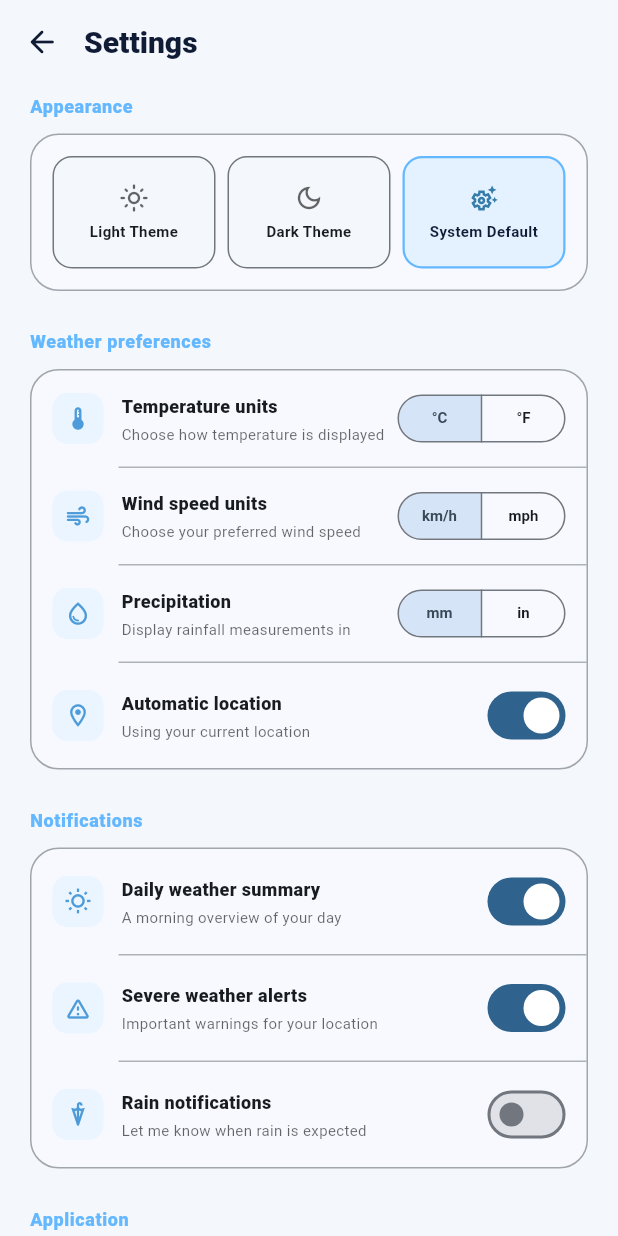
After one commit to DuminduMalinga/Sky_Cast, a Flutter app: the SettingsScreen screen opened directly, on a phone screen of 412 x 824 dp. The commit adds this screen. Run offline on Flutter 3.47's test engine with Material 3 defaults, Android fonts, the phone set to English and light mode, and no system bars; Roboto replaces fonts that are missing (Avenir).

Commit message:
Add settings and theme customization
Introduces a settings screen with appearance, weather unit, location, notification, and application preferences. Adds shared light/dark/system theme support and navigation from the home screen, along with widget coverage for settings interactions.

```diff
--- a/lib/app.dart
+++ b/lib/app.dart
@@ -2,30 +2,77 @@ import 'package:flutter/material.dart';
 
 import 'screens/home_screen.dart';
 
-class SkyCastApp extends StatelessWidget {
+class SkyCastApp extends StatefulWidget {
   const SkyCastApp({super.key});
+
+  @override
+  State<SkyCastApp> createState() => _SkyCastAppState();
+}
+
+class _SkyCastAppState extends State<SkyCastApp> {
+  final _themeMode = ValueNotifier<ThemeMode>(ThemeMode.system);
+
+  @override
+  void dispose() {
+    _themeMode.dispose();
+    super.dispose();
+  }
 
   @override
   Widget build(BuildContext context) {
     const navy = Color(0xFF101B36);
-    return MaterialApp(
+    return ValueListenableBuilder<ThemeMode>(
+      valueListenable: _themeMode,
+      builder: (context, themeMode, _) {
+        return AppThemeScope(
+          themeMode: _themeMode,
+          child: MaterialApp(
             title: 'SkyCast',
             debugShowCheckedModeBanner: false,
-      theme: ThemeData(
+            themeMode: themeMode,
+            theme: _buildTheme(Brightness.light, navy),
+            darkTheme: _buildTheme(Brightness.dark, navy),
+            home: const WeatherHomePage(),
+          ),
+        );
+      },
+    );
+  }
+
+  ThemeData _buildTheme(Brightness brightness, Color navy) {
+    final dark = brightness == Brightness.dark;
+    return ThemeData(
       colorScheme: ColorScheme.fromSeed(
         seedColor: const Color(0xFF63B8FF),
-          brightness: Brightness.light,
+        brightness: brightness,
       ),
-        scaffoldBackgroundColor: const Color(0xFFF4F7FC),
+      scaffoldBackgroundColor: dark
+          ? const Color(0xFF0B1429)
+          : const Color(0xFFF4F7FC),
       fontFamily: 'Avenir',
       useMaterial3: true,
-        appBarTheme: const AppBarTheme(
+      appBarTheme: AppBarTheme(
         backgroundColor: Colors.transparent,
-          foregroundColor: navy,
+        foregroundColor: dark ? Colors.white : navy,
         elevation: 0,
       ),
+      navigationBarTheme: NavigationBarThemeData(
+        backgroundColor: dark ? const Color(0xFF111E38) : Colors.white,
+        indicatorColor: dark
+            ? const Color(0xFF234A70)
+            : const Color(0xFFE4F2FF),
       ),
-      home: const WeatherHomePage(),
     );
   }
 }
+
+class AppThemeScope extends InheritedNotifier<ValueNotifier<ThemeMode>> {
+  const AppThemeScope({
+    required ValueNotifier<ThemeMode> themeMode,
+    required super.child,
+    super.key,
+  }) : super(notifier: themeMode);
+
+  static ValueNotifier<ThemeMode>? maybeOf(BuildContext context) =>
+      context.dependOnInheritedWidgetOfExactType<AppThemeScope>()?.notifier;
+}
--- a/lib/screens/home_screen.dart
+++ b/lib/screens/home_screen.dart
@@ -3,6 +3,7 @@ import 'package:flutter/material.dart';
 import 'forecast_screen.dart';
 import 'city_search_screen.dart';
 import 'saved_cities_screen.dart';
+import 'settings_screen.dart';
 
 class WeatherHomePage extends StatefulWidget {
   const WeatherHomePage({super.key});
@@ -213,6 +214,12 @@ class _WeatherHomePageState extends State<WeatherHomePage> {
               MaterialPageRoute<void>(
                 builder: (_) => const SavedCitiesScreen(),
               ),
+            );
+            return;
+          }
+          if (index == 3) {
+            Navigator.of(context).push(
+              MaterialPageRoute<void>(builder: (_) => const SettingsScreen()),
             );
             return;
           }
--- /dev/null
+++ b/lib/screens/settings_screen.dart
@@ -0,0 +1,498 @@
+import 'package:flutter/material.dart';
+
+import '../app.dart';
+
+class SettingsScreen extends StatefulWidget {
+  const SettingsScreen({super.key});
+
+  @override
+  State<SettingsScreen> createState() => _SettingsScreenState();
+}
+
+class _SettingsScreenState extends State<SettingsScreen> {
+  late final ValueNotifier<ThemeMode> _themeMode;
+  late final bool _ownsThemeMode;
+  String _temperatureUnit = '°C';
+  String _windUnit = 'km/h';
+  String _precipitationUnit = 'mm';
+  bool _automaticLocation = true;
+  bool _dailySummary = true;
+  bool _severeAlerts = true;
+  bool _rainAlerts = false;
+
+  @override
+  void initState() {
+    super.initState();
+    final sharedThemeMode = AppThemeScope.maybeOf(context);
+    if (sharedThemeMode == null) {
+      _themeMode = ValueNotifier(ThemeMode.system);
+      _ownsThemeMode = true;
+    } else {
+      _themeMode = sharedThemeMode;
+      _ownsThemeMode = false;
+    }
+  }
+
+  @override
+  void dispose() {
+    if (_ownsThemeMode) _themeMode.dispose();
+    super.dispose();
+  }
+
+  @override
+  Widget build(BuildContext context) {
+    final dark = Theme.of(context).brightness == Brightness.dark;
+    return Scaffold(
+      appBar: AppBar(
+        leading: IconButton(
+          tooltip: 'Back',
+          onPressed: () => Navigator.of(context).pop(),
+          icon: const Icon(Icons.arrow_back_rounded),
+        ),
+        title: const Text(
+          'Settings',
+          style: TextStyle(fontSize: 20, fontWeight: FontWeight.w800),
+        ),
+        titleSpacing: 0,
+      ),
+      body: ListView(
+        physics: const BouncingScrollPhysics(),
+        padding: const EdgeInsets.fromLTRB(20, 6, 20, 32),
+        children: [
+          _SettingsSection(
+            title: 'Appearance',
+            children: [
+              _ThemeSelector(
+                selected: _themeMode.value,
+                onChanged: (mode) {
+                  _themeMode.value = mode;
+                  setState(() {});
+                },
+              ),
+            ],
+          ),
+          _SettingsSection(
+            title: 'Weather preferences',
+            children: [
+              _ChoiceRow(
+                icon: Icons.thermostat_rounded,
+                title: 'Temperature units',
+                subtitle: 'Choose how temperature is displayed',
+                value: _temperatureUnit,
+                options: const ['°C', '°F'],
+                onChanged: (value) => setState(() => _temperatureUnit = value),
+              ),
+              _ChoiceRow(
+                icon: Icons.air_rounded,
+                title: 'Wind speed units',
+                subtitle: 'Choose your preferred wind speed',
+                value: _windUnit,
+                options: const ['km/h', 'mph'],
+                onChanged: (value) => setState(() => _windUnit = value),
+              ),
+              _ChoiceRow(
+                icon: Icons.water_drop_outlined,
+                title: 'Precipitation',
+                subtitle: 'Display rainfall measurements in',
+                value: _precipitationUnit,
+                options: const ['mm', 'in'],
+                onChanged: (value) =>
+                    setState(() => _precipitationUnit = value),
+              ),
+              _SwitchRow(
+                icon: Icons.location_on_outlined,
+                title: 'Automatic location',
+                subtitle: _automaticLocation
+                    ? 'Using your current location'
+                    : 'Colombo, Sri Lanka',
+                value: _automaticLocation,
+                onChanged: (value) =>
+                    setState(() => _automaticLocation = value),
+              ),
+            ],
+          ),
+          _SettingsSection(
+            title: 'Notifications',
+            children: [
+              _SwitchRow(
+                icon: Icons.wb_sunny_outlined,
+                title: 'Daily weather summary',
+                subtitle: 'A morning overview of your day',
+                value: _dailySummary,
+                onChanged: (value) => setState(() => _dailySummary = value),
+              ),
+              _SwitchRow(
+                icon: Icons.warning_amber_rounded,
+                title: 'Severe weather alerts',
+                subtitle: 'Important warnings for your location',
+                value: _severeAlerts,
+                onChanged: (value) => setState(() => _severeAlerts = value),
+              ),
+              _SwitchRow(
+                icon: Icons.umbrella_outlined,
+                title: 'Rain notifications',
+                subtitle: 'Let me know when rain is expected',
+                value: _rainAlerts,
+                onChanged: (value) => setState(() => _rainAlerts = value),
+              ),
+            ],
+          ),
+          _SettingsSection(
+            title: 'Application',
+            children: [
+              _InfoRow(
+                icon: Icons.auto_awesome_rounded,
+                title: 'About SkyCast',
+                onTap: () => _showMessage(context, 'SkyCast weather dashboard'),
+              ),
+              _InfoRow(
+                icon: Icons.cloud_outlined,
+                title: 'Weather data provider',
+                subtitle: 'Powered by your connected weather service',
+                onTap: () => _showMessage(context, 'Provider details'),
+              ),
+              _InfoRow(
+                icon: Icons.lock_outline_rounded,
+                title: 'Privacy Policy',
+                onTap: () => _showMessage(context, 'Privacy policy'),
+              ),
+              const _InfoRow(
+                icon: Icons.info_outline_rounded,
+                title: 'App version',
+                subtitle: 'SkyCast 1.0.0',
+              ),
+            ],
+          ),
+          if (dark)
+            const Padding(
+              padding: EdgeInsets.only(top: 6),
+              child: Text(
+                'Dark theme is applied across the app.',
+                textAlign: TextAlign.center,
+                style: TextStyle(color: Color(0xFF91A9C6), fontSize: 11),
+              ),
+            ),
+        ],
+      ),
+    );
+  }
+
+  void _showMessage(BuildContext context, String message) {
+    ScaffoldMessenger.of(
+      context,
+    ).showSnackBar(SnackBar(content: Text(message)));
+  }
+}
+
+class _SettingsSection extends StatelessWidget {
+  const _SettingsSection({required this.title, required this.children});
+
+  final String title;
+  final List<Widget> children;
+
+  @override
+  Widget build(BuildContext context) {
+    return Padding(
+      padding: const EdgeInsets.only(bottom: 25),
+      child: Column(
+        crossAxisAlignment: CrossAxisAlignment.start,
+        children: [
+          Text(
+            title,
+            style: const TextStyle(
+              color: Color(0xFF63B8FF),
+              fontSize: 12,
+              fontWeight: FontWeight.w800,
+              letterSpacing: 0.4,
+            ),
+          ),
+          const SizedBox(height: 10),
+          Container(
+            decoration: BoxDecoration(
+              color: Theme.of(context).cardColor,
+              borderRadius: BorderRadius.circular(19),
+              border: Border.all(
+                color: Theme.of(context).dividerColor.withValues(alpha: 0.65),
+              ),
+            ),
+            child: Column(
+              children: [
+                for (var index = 0; index < children.length; index++) ...[
+                  children[index],
+                  if (index != children.length - 1)
+                    Divider(
+                      height: 1,
+                      indent: 58,
+                      color: Theme.of(
+                        context,
+                      ).dividerColor.withValues(alpha: 0.55),
+                    ),
+                ],
+              ],
+            ),
+          ),
+        ],
+      ),
+    );
+  }
+}
+
+class _ThemeSelector extends StatelessWidget {
+  const _ThemeSelector({required this.selected, required this.onChanged});
+
+  final ThemeMode selected;
+  final ValueChanged<ThemeMode> onChanged;
+
+  @override
+  Widget build(BuildContext context) {
+    const choices = [
+      (ThemeMode.light, 'Light Theme', Icons.light_mode_outlined),
+      (ThemeMode.dark, 'Dark Theme', Icons.dark_mode_outlined),
+      (ThemeMode.system, 'System Default', Icons.settings_suggest_outlined),
+    ];
+    return Padding(
+      padding: const EdgeInsets.all(14),
+      child: Row(
+        children: [
+          for (var index = 0; index < choices.length; index++) ...[
+            Expanded(
+              child: _ThemeChoice(
+                label: choices[index].$2,
+                icon: choices[index].$3,
+                selected: selected == choices[index].$1,
+                onTap: () => onChanged(choices[index].$1),
+              ),
+            ),
+            if (index != choices.length - 1) const SizedBox(width: 8),
+          ],
+        ],
+      ),
+    );
+  }
+}
+
+class _ThemeChoice extends StatelessWidget {
+  const _ThemeChoice({
+    required this.label,
+    required this.icon,
+    required this.selected,
+    required this.onTap,
+  });
+
+  final String label;
+  final IconData icon;
+  final bool selected;
+  final VoidCallback onTap;
+
+  @override
+  Widget build(BuildContext context) {
+    return GestureDetector(
+      onTap: onTap,
+      child: AnimatedContainer(
+        duration: const Duration(milliseconds: 180),
+        height: 75,
+        padding: const EdgeInsets.all(8),
+        decoration: BoxDecoration(
+          color: selected
+              ? const Color(0xFFE4F2FF)
+              : Theme.of(context).scaffoldBackgroundColor,
+          borderRadius: BorderRadius.circular(13),
+          border: Border.all(
+            color: selected
+                ? const Color(0xFF63B8FF)
+                : Theme.of(context).dividerColor,
+            width: selected ? 1.5 : 1,
+          ),
+        ),
+        child: Column(
+          mainAxisAlignment: MainAxisAlignment.center,
+          children: [
+            Icon(
+              icon,
+              size: 20,
+              color: selected
+                  ? const Color(0xFF357CA9)
+                  : Theme.of(context).hintColor,
+            ),
+            const SizedBox(height: 5),
+            Text(
+              label,
+              textAlign: TextAlign.center,
+              style: TextStyle(
+                color: selected
+                    ? const Color(0xFF101B36)
+                    : Theme.of(context).textTheme.bodySmall?.color,
+                fontSize: 10,
+                fontWeight: FontWeight.w700,
+              ),
+            ),
+          ],
+        ),
+      ),
+    );
+  }
+}
+
+class _ChoiceRow extends StatelessWidget {
+  const _ChoiceRow({
+    required this.icon,
+    required this.title,
+    required this.subtitle,
+    required this.value,
+    required this.options,
+    required this.onChanged,
+  });
+
+  final IconData icon;
+  final String title;
+  final String subtitle;
+  final String value;
+  final List<String> options;
+  final ValueChanged<String> onChanged;
+
+  @override
+  Widget build(BuildContext context) {
+    return Padding(
+      padding: const EdgeInsets.fromLTRB(14, 12, 14, 12),
+      child: Row(
+        children: [
+          _LeadingIcon(icon: icon),
+          const SizedBox(width: 12),
+          Expanded(
+            child: _RowText(title: title, subtitle: subtitle),
+          ),
+          SegmentedButton<String>(
+            segments: [
+              for (final option in options)
+                ButtonSegment(value: option, label: Text(option)),
+            ],
+            selected: {value},
+            onSelectionChanged: (selection) => onChanged(selection.first),
+            showSelectedIcon: false,
+            style: ButtonStyle(
+              visualDensity: VisualDensity.compact,
+              textStyle: const WidgetStatePropertyAll(
+                TextStyle(fontSize: 10, fontWeight: FontWeight.w700),
+              ),
+              padding: const WidgetStatePropertyAll(
+                EdgeInsets.symmetric(horizontal: 6),
+              ),
+            ),
+          ),
+        ],
+      ),
+    );
+  }
+}
+
+class _SwitchRow extends StatelessWidget {
+  const _SwitchRow({
+    required this.icon,
+    required this.title,
+    required this.subtitle,
+    required this.value,
+    required this.onChanged,
+  });
+
+  final IconData icon;
+  final String title;
+  final String subtitle;
+  final bool value;
+  final ValueChanged<bool> onChanged;
+
+  @override
+  Widget build(BuildContext context) {
+    return Padding(
+      padding: const EdgeInsets.fromLTRB(14, 11, 10, 11),
+      child: Row(
+        children: [
+          _LeadingIcon(icon: icon),
+          const SizedBox(width: 12),
+          Expanded(
+            child: _RowText(title: title, subtitle: subtitle),
+          ),
+          Switch(value: value, onChanged: onChanged),
+        ],
+      ),
+    );
+  }
+}
+
+class _InfoRow extends StatelessWidget {
+  const _InfoRow({
+    required this.icon,
+    required this.title,
+    this.subtitle,
+    this.onTap,
+  });
+
+  final IconData icon;
+  final String title;
+  final String? subtitle;
+  final VoidCallback? onTap;
+
+  @override
+  Widget build(BuildContext context) {
+    return ListTile(
+      onTap: onTap,
+      contentPadding: const EdgeInsets.symmetric(horizontal: 14, vertical: 3),
+      leading: _LeadingIcon(icon: icon),
+      title: Text(
+        title,
+        style: const TextStyle(fontSize: 13, fontWeight: FontWeight.w700),
+      ),
+      subtitle: subtitle == null
+          ? null
+          : Text(subtitle!, style: const TextStyle(fontSize: 10)),
+      trailing: onTap == null
+          ? null
+          : const Icon(Icons.chevron_right_rounded, size: 20),
+    );
+  }
+}
+
+class _LeadingIcon extends StatelessWidget {
+  const _LeadingIcon({required this.icon});
+
+  final IconData icon;
+
+  @override
+  Widget build(BuildContext context) {
+    return Container(
+      width: 34,
+      height: 34,
+      decoration: BoxDecoration(
+        color: const Color(0xFFEAF5FF),
+        borderRadius: BorderRadius.circular(10),
+      ),
+      child: Icon(icon, color: const Color(0xFF4D9BD8), size: 18),
+    );
+  }
+}
+
+class _RowText extends StatelessWidget {
+  const _RowText({required this.title, required this.subtitle});
+
+  final String title;
+  final String subtitle;
+
+  @override
+  Widget build(BuildContext context) {
+    return Column(
+      crossAxisAlignment: CrossAxisAlignment.start,
+      children: [
+        Text(
+          title,
+          style: const TextStyle(fontSize: 12, fontWeight: FontWeight.w800),
+        ),
+        const SizedBox(height: 3),
+        Text(
+          subtitle,
+          maxLines: 1,
+          overflow: TextOverflow.ellipsis,
+          style: TextStyle(color: Theme.of(context).hintColor, fontSize: 10),
+        ),
+      ],
+    );
+  }
+}
```
Also changed, not shown: 1 other file. Lines whose indentation alone changed are shown as unchanged.
